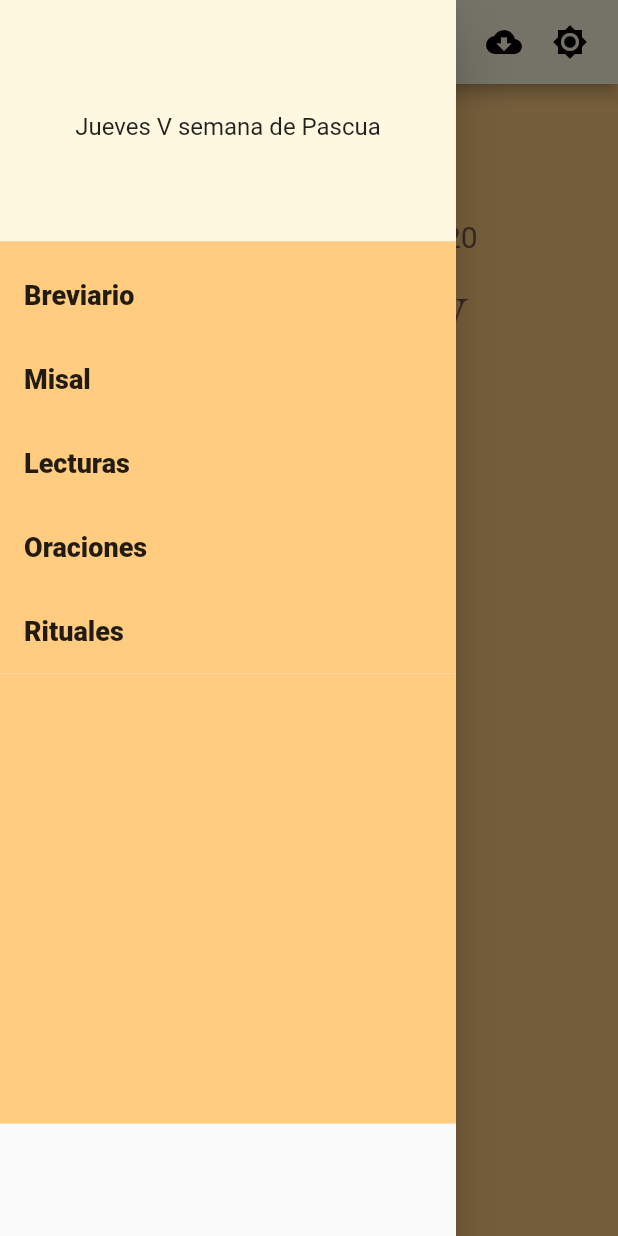
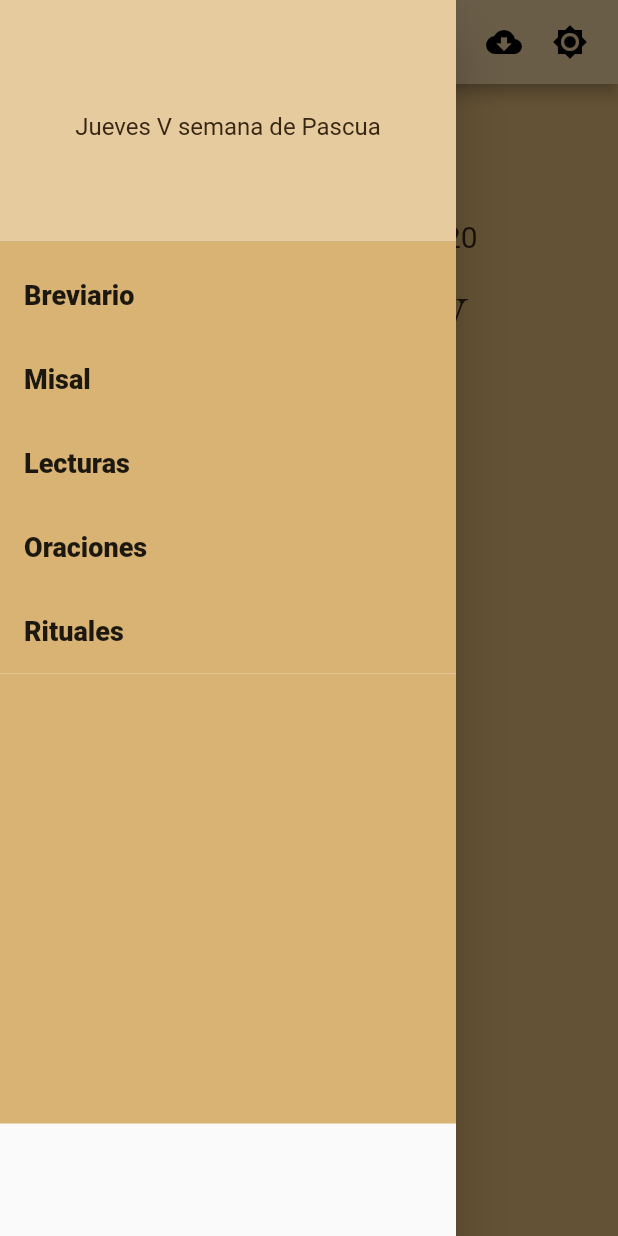
Before and after one commit to amauryperalta28/IBreviary-clone, a Flutter app: the screen it shows after launch, with the side drawer open, on a phone screen of 412 x 824 dp. Run offline on Flutter 3.47's test engine with Material 2 defaults, Android fonts, the phone set to English and light mode, and no system bars; our stand-ins replace cached_network_image.

Commit message:
Improved fonts color, menu colors, and appbar color to be like the original app

```diff
--- a/ibreviary_clone/lib/src/main.dart
+++ b/ibreviary_clone/lib/src/main.dart
@@ -23,7 +23,7 @@ class MyApp extends StatelessWidget {
          color: Colors.black,
          opacity: 5.0
        ),
-        primaryColor: Colors.amber[50],
+        primaryColor: Color(0xFFe6cb9e),
 
         visualDensity: VisualDensity.adaptivePlatformDensity,
       ),
--- a/ibreviary_clone/lib/src/pages/breviary_page.dart
+++ b/ibreviary_clone/lib/src/pages/breviary_page.dart
@@ -15,7 +15,7 @@ class BreviaryPage extends StatelessWidget {
         context: context,
       ),
       body: _buildBody(),
-      backgroundColor: Colors.orange[200],
+      backgroundColor: Color(0xFFd8b374),
     );
   }
 
@@ -34,7 +34,7 @@ class BreviaryPage extends StatelessWidget {
               children: <Widget>[
                 Container(
                   height: 50,
-                  color: Colors.orange[200],
+                  color: Color(0xFFd8b374),
                   child: Center(child: Text(menuItem.description, style: _textStyle)),
                 ),
                 Divider(
--- a/ibreviary_clone/lib/src/pages/home_page.dart
+++ b/ibreviary_clone/lib/src/pages/home_page.dart
@@ -7,6 +7,7 @@ import 'ibreviary_app_bar.dart';
 class HomePage extends StatelessWidget {
   final _currentDate = DateTime.now();
   static const routeName = '/home';
+  final _fontColor = Color(0xFF362613);
 
   @override
   Widget build(BuildContext context) {
@@ -17,7 +18,7 @@ class HomePage extends StatelessWidget {
       ),
       drawer: SideBarMenu(),
       body: _buildHomeBody(),
-      backgroundColor: Colors.orange[200],
+      backgroundColor: Color(0xFFd8b374),
     );
   }
 
@@ -28,7 +29,7 @@ class HomePage extends StatelessWidget {
         Center(
             child: Text(
                 '${dateUtils.getCurrentDayName()}, ${_currentDate.day} de Mayo ${_currentDate.year}',
-                style: TextStyle(fontSize: 20, color: Colors.brown))),
+                style: TextStyle(fontSize: 20, color: _fontColor))),
         Row(
           mainAxisAlignment: MainAxisAlignment.center,
           children: <Widget>[
@@ -37,7 +38,7 @@ class HomePage extends StatelessWidget {
               child: Text('IBreviary',
                   style: TextStyle(
                       fontSize: 60,
-                      color: Colors.brown,
+                      color: _fontColor,
                       fontFamily: 'Winchester')),
             ),
           ],
@@ -47,10 +48,11 @@ class HomePage extends StatelessWidget {
           children: <Widget>[
             Container(
               margin: EdgeInsets.only(left: 15.0),
-              child: Text('${dateUtils.getCurrentDayName()}, V semana de Pascua',
+              child: Text(
+                  '${dateUtils.getCurrentDayName()}, V semana de Pascua',
                   style: TextStyle(
                       fontSize: 20,
-                      color: Colors.brown,
+                      color: _fontColor,
                       fontStyle: FontStyle.italic)),
             ),
           ],
--- a/ibreviary_clone/lib/src/pages/misal_page.dart
+++ b/ibreviary_clone/lib/src/pages/misal_page.dart
@@ -15,7 +15,7 @@ class MisalPage extends StatelessWidget {
         context: context,
       ),
       body: _buildBody(),
-      backgroundColor: Colors.orange[200],
+      backgroundColor: Color(0xFFd8b374),
     );
   }
 
@@ -33,7 +33,7 @@ class MisalPage extends StatelessWidget {
               children: <Widget>[
                 Container(
                   height: 50,
-                  color: Colors.orange[200],
+                  color: Color(0xFFd8b374),
                   child: Center(child: Text(menuItem.description, style: textStyle)),
                 ),
                 Divider(
--- a/ibreviary_clone/lib/src/pages/prayers_page.dart
+++ b/ibreviary_clone/lib/src/pages/prayers_page.dart
@@ -16,7 +16,7 @@ class PrayersPage extends StatelessWidget {
         context: context,
       ),
       body: _buildBody(),
-      backgroundColor: Colors.orange[200],
+      backgroundColor: Color(0xFFd8b374),
     );
   }
 
@@ -108,7 +108,7 @@ class PrayersPage extends StatelessWidget {
               children: <Widget>[
                 Container(
                   height: 50,
-                  color: Colors.orange[200],
+                  color: Color(0xFFd8b374),
                   child: Center(
                       child: Text(menuItem.description, style: textStyle)),
                 ),
--- a/ibreviary_clone/lib/src/pages/rituals_page.dart
+++ b/ibreviary_clone/lib/src/pages/rituals_page.dart
@@ -15,7 +15,7 @@ class RitualsPage extends StatelessWidget {
         context: context,
       ),
       body: _buildBody(),
-      backgroundColor: Colors.orange[200],
+      backgroundColor: Color(0xFFd8b374),
     );
   }
 
@@ -32,7 +32,7 @@ class RitualsPage extends StatelessWidget {
               children: <Widget>[
                 Container(
                   height: 50,
-                  color: Colors.orange[200],
+                  color: Color(0xFFd8b374),
                   child: Center(child: Text(menuItem.description, style: textStyle)),
                 ),
                 Divider(
--- a/ibreviary_clone/lib/src/pages/settings_page.dart
+++ b/ibreviary_clone/lib/src/pages/settings_page.dart
@@ -17,7 +17,7 @@ class SettingsPage extends StatelessWidget {
               ],
             ),
             title: Text('Ajustes'),
-            backgroundColor: Colors.orange[50],
+            backgroundColor: Color(0xFFe6cb9e),
           ),
           body: TabBarView(
             children: [
--- a/ibreviary_clone/lib/src/pages/sidebar_menu.dart
+++ b/ibreviary_clone/lib/src/pages/sidebar_menu.dart
@@ -11,21 +11,24 @@ class SideBarMenu extends StatelessWidget {
 
   @override
   Widget build(BuildContext context) {
+    var _menuColor = Color(0xFFd8b374);
+    var _fontColor = Color(0xFF362613);
+
     return Drawer(
       child: ListView(
         padding: EdgeInsets.zero,
         children: [
           Container(
-            color: Colors.orange[200],
+            color: _menuColor,
             child: Column(
               children: <Widget>[
                 DrawerHeader(
                   child: Center(
                       child: Text(
                     '${dateUtils.getCurrentDayName()} V semana de Pascua',
-                    style: TextStyle(fontSize: 16, fontWeight: FontWeight.w400),
+                    style: TextStyle(fontSize: 16, fontWeight: FontWeight.w400, color: _fontColor),
                   )),
-                  decoration: BoxDecoration(color: Colors.amber[50]),
+                  decoration: BoxDecoration(color: Color(0xFFe6cb9e)),
                 ),
                 ListTile(
                   title: Text('Breviario', style: _menufontStyle),
@@ -58,7 +61,7 @@ class SideBarMenu extends StatelessWidget {
               ],
             ),
           ),
-          Container(height: 300, color: Colors.orange[200])
+          Container(height: 300, color: _menuColor)
         ],
       ),
     );
```
